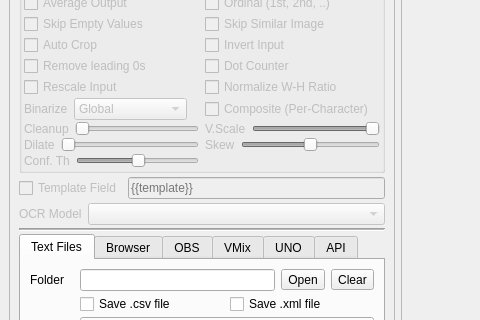
Before: the Qt Designer form src/mainwindow.ui in xerus/scoresight, drawn with Qt 5; both pictures show x 0 to 480 and y 222 to 542 of the 1090 by 724 pixel window.
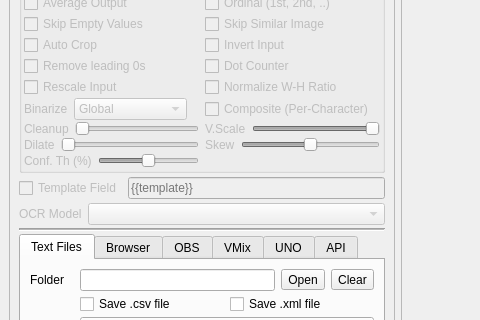
After: the same form once the commit is applied.

Diff of the .ui file:
```diff
--- a/src/mainwindow.ui
+++ b/src/mainwindow.ui
@@ -595,12 +595,18 @@
                 <item>
                  <widget class="QLabel" name="label_3">
                   <property name="text">
-                   <string>Conf. Th</string>
+                   <string>Conf. Th (%)</string>
                   </property>
                  </widget>
                 </item>
                 <item>
                  <widget class="QSlider" name="horizontalSlider_conf_thresh">
+                  <property name="toolTip">
+                   <string>Minimum OCR confidence in percent. Raise this to reject uncertain readings.</string>
+                  </property>
+                  <property name="maximum">
+                   <number>100</number>
+                  </property>
                   <property name="value">
                    <number>50</number>
                   </property>
```
Left out of the diff: 11 changed lines with no effect on the pictures.
